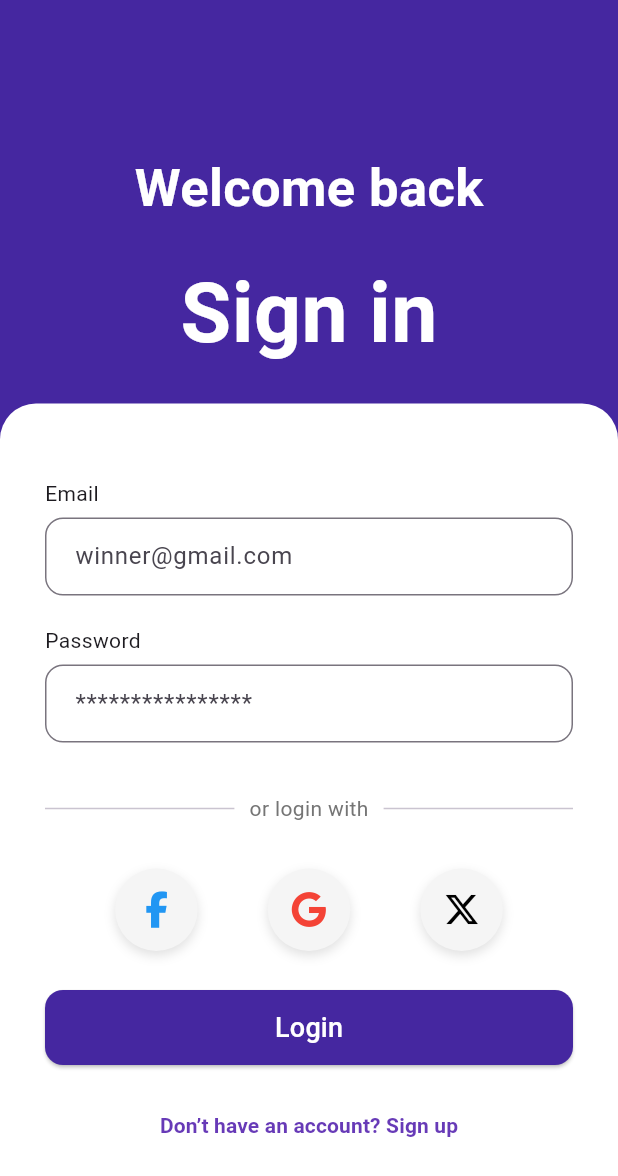
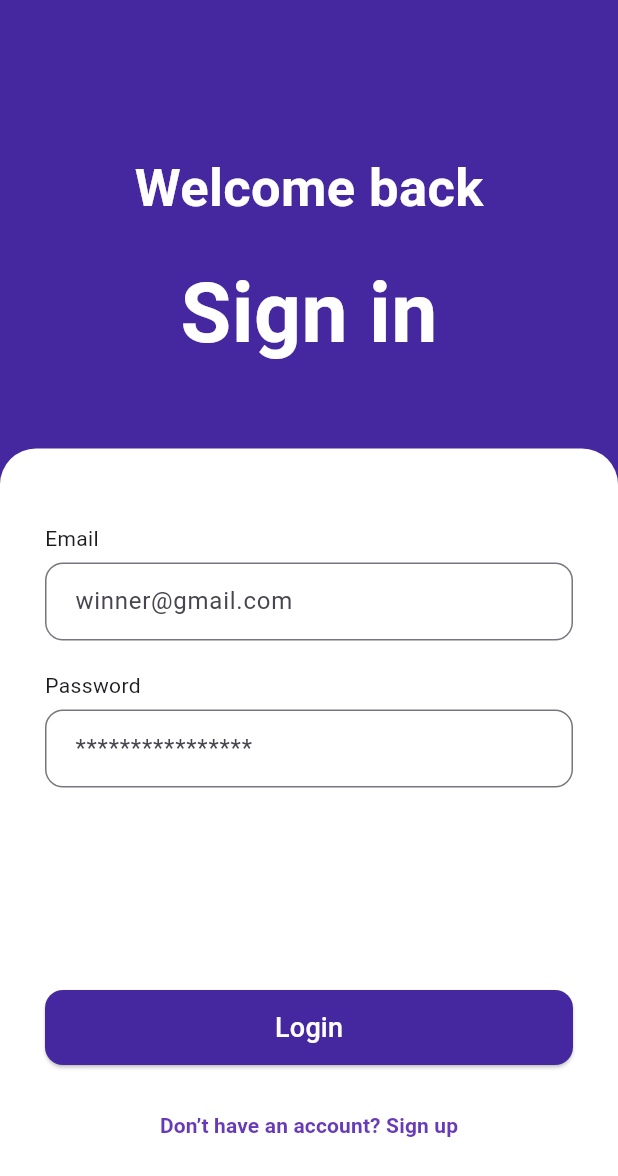
Before and after one commit to Saurav-KumarSingh/Quizopia, a Flutter app: the screen it shows after launch, after a tap on "Already have an account? Login", on a phone screen of 412 x 824 dp. Shown: the top 1176 px of the screen. Run offline on Flutter 3.47's test engine with Material 3 defaults, Android fonts, the phone set to English and light mode, and no system bars; our stand-ins replace cloud_firestore, firebase_auth, firebase_core, flutter_dotenv, font_awesome_flutter, image_picker; accounts and stored records are empty.

Commit message:
ui change

```diff
--- a/lib/views/screens/login.dart
+++ b/lib/views/screens/login.dart
@@ -65,7 +65,7 @@ class _LoginScreenState extends State<LoginScreen> {
               "Sign in",
               style: TextStyle(fontSize: 55, fontWeight: FontWeight.bold, color: Colors.white),
             ),
-            const SizedBox(height: 20),
+            const SizedBox(height: 50),
             Expanded(
               child: Container(
                 width: double.infinity,
@@ -106,25 +106,25 @@ class _LoginScreenState extends State<LoginScreen> {
                               ),
                             ),
                             const SizedBox(height: 34),
-                            Row(
-                              children: [
-                                const Expanded(child: Divider(thickness: 1)),
-                                Padding(
-                                  padding: const EdgeInsets.symmetric(horizontal: 10),
-                                  child: Text("or login with", style: TextStyle(color: Colors.grey[600])),
-                                ),
-                                const Expanded(child: Divider(thickness: 1)),
-                              ],
-                            ),
-                            const SizedBox(height: 30),
-                            Row(
-                              mainAxisAlignment: MainAxisAlignment.spaceEvenly,
-                              children: [
-                                UiHelper.socialButton(FontAwesomeIcons.facebookF, Colors.blue),
-                                UiHelper.socialButton(FontAwesomeIcons.google, Colors.red),
-                                UiHelper.socialButton(FontAwesomeIcons.xTwitter, Colors.black),
-                              ],
-                            ),
+                            // Row(
+                            //   children: [
+                            //     const Expanded(child: Divider(thickness: 1)),
+                            //     Padding(
+                            //       padding: const EdgeInsets.symmetric(horizontal: 10),
+                            //       child: Text("or login with", style: TextStyle(color: Colors.grey[600])),
+                            //     ),
+                            //     const Expanded(child: Divider(thickness: 1)),
+                            //   ],
+                            // ),
+                            // const SizedBox(height: 30),
+                            // Row(
+                            //   mainAxisAlignment: MainAxisAlignment.spaceEvenly,
+                            //   children: [
+                            //     UiHelper.socialButton(FontAwesomeIcons.facebookF, Colors.blue),
+                            //     UiHelper.socialButton(FontAwesomeIcons.google, Colors.red),
+                            //     UiHelper.socialButton(FontAwesomeIcons.xTwitter, Colors.black),
+                            //   ],
+                            // ),
                           ],
                         ),
                       ),
--- a/lib/views/screens/signup.dart
+++ b/lib/views/screens/signup.dart
@@ -169,29 +169,29 @@ class _SignupScreenState extends State<SignupScreen> {
                             ),
                             const SizedBox(height: 34),
 
-                            Row(
-                              children: [
-                                const Expanded(child: Divider(thickness: 1)),
-                                Padding(
-                                  padding: const EdgeInsets.symmetric(horizontal: 10),
-                                  child: Text(
-                                    "or sign up with",
-                                    style: TextStyle(color: Colors.grey[600]),
-                                  ),
-                                ),
-                                const Expanded(child: Divider(thickness: 1)),
-                              ],
-                            ),
-                            const SizedBox(height: 30),
-
-                            Row(
-                              mainAxisAlignment: MainAxisAlignment.spaceEvenly,
-                              children: [
-                                UiHelper.socialButton(FontAwesomeIcons.facebookF, Colors.blue),
-                                UiHelper.socialButton(FontAwesomeIcons.google, Colors.red),
-                                UiHelper.socialButton(FontAwesomeIcons.xTwitter, Colors.black),
-                              ],
-                            ),
+                            // Row(
+                            //   children: [
+                            //     const Expanded(child: Divider(thickness: 1)),
+                            //     Padding(
+                            //       padding: const EdgeInsets.symmetric(horizontal: 10),
+                            //       child: Text(
+                            //         "or sign up with",
+                            //         style: TextStyle(color: Colors.grey[600]),
+                            //       ),
+                            //     ),
+                            //     const Expanded(child: Divider(thickness: 1)),
+                            //   ],
+                            // ),
+                            // const SizedBox(height: 30),
+                            //
+                            // Row(
+                            //   mainAxisAlignment: MainAxisAlignment.spaceEvenly,
+                            //   children: [
+                            //     UiHelper.socialButton(FontAwesomeIcons.facebookF, Colors.blue),
+                            //     UiHelper.socialButton(FontAwesomeIcons.google, Colors.red),
+                            //     UiHelper.socialButton(FontAwesomeIcons.xTwitter, Colors.black),
+                            //   ],
+                            // ),
                           ],
                         ),
                       ),
```
Also changed, not shown: 2 other files.
